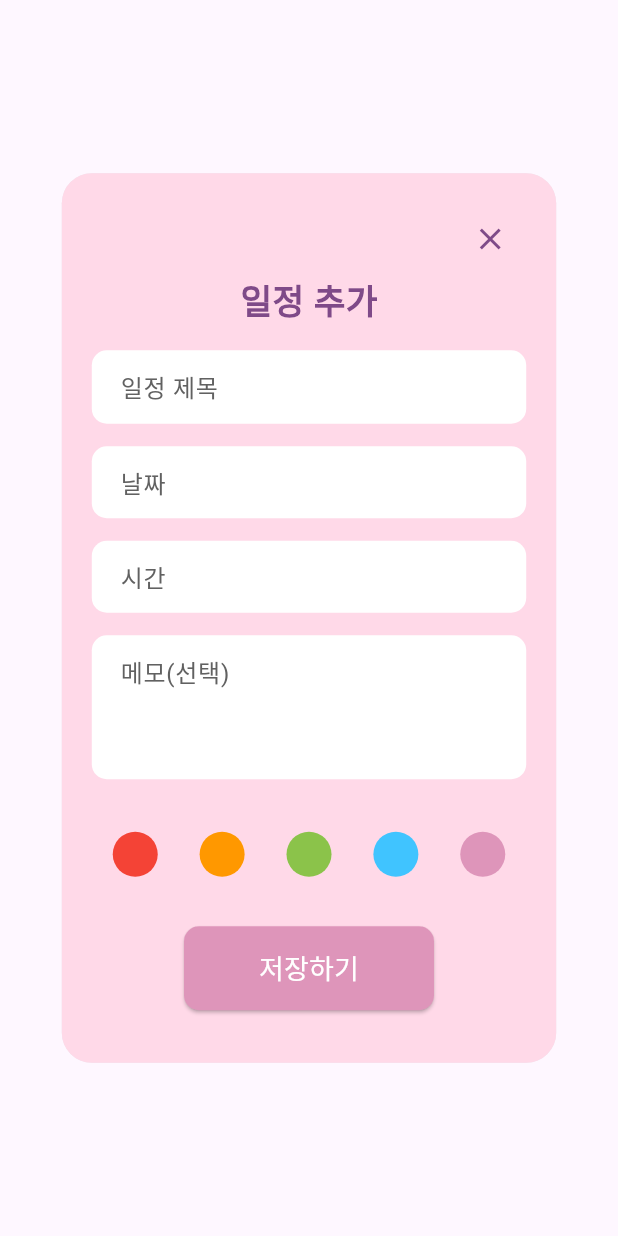
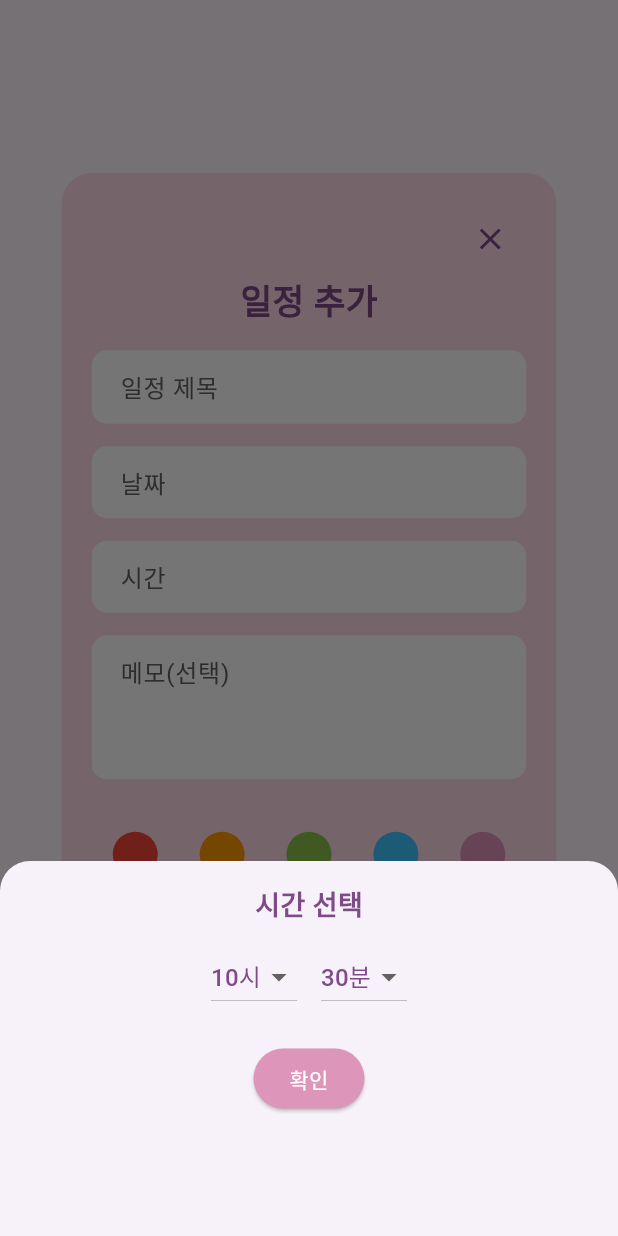
Before and after one commit to shiroHSG/Pium, a Flutter app: what buildScheduleDialog() shows on an empty page, opened directly with empty values, after a tap on "시간", on a phone screen of 412 x 824 dp. Run offline on Flutter 3.47's test engine with Material 3 defaults, Android fonts, the phone set to English and light mode, and no system bars; our stand-ins replace shared_preferences; accounts and stored records are empty; network calls fail; Roboto replaces fonts that are missing (Jua).

Commit message:
update 백엔드 + 일정추가 달력,시간

```diff
--- a/backend_spring/src/main/frontend_flutter/lib/pages/calendar_page/calendar_page.dart
+++ b/backend_spring/src/main/frontend_flutter/lib/pages/calendar_page/calendar_page.dart
@@ -155,7 +155,7 @@ class _CalendarPageState extends State<CalendarPage> {
     return Scaffold(
       appBar: AppBar(
         backgroundColor: AppTheme.primaryPurple,
-        title: const Text('일정'),
+        title: const Text('캘린더'),
         centerTitle: true,
         actions: [
           IconButton(
--- a/backend_spring/src/main/frontend_flutter/lib/screens/calendar/add_schedule_ui.dart
+++ b/backend_spring/src/main/frontend_flutter/lib/screens/calendar/add_schedule_ui.dart
@@ -1,5 +1,86 @@
 import 'package:flutter/material.dart';
 import 'package:frontend_flutter/theme/app_theme.dart';
+
+Future<void> onDateTap(BuildContext context, TextEditingController dateController) async {
+  final DateTime? picked = await showDatePicker(
+    context: context,
+    initialDate: DateTime.now(),
+    firstDate: DateTime(2000),
+    lastDate: DateTime(2100),
+    locale: const Locale('ko', 'KR'),
+  );
+  if (picked != null) {
+    dateController.text = '${picked.year}년 ${picked.month}월 ${picked.day}일';
+  }
+}
+
+void showCustomTimePicker(BuildContext context, TextEditingController timeController) {
+  showModalBottomSheet(
+    context: context,
+    shape: const RoundedRectangleBorder(
+      borderRadius: BorderRadius.vertical(top: Radius.circular(20)),
+    ),
+    builder: (BuildContext context) {
+      int selectedHour = DateTime.now().hour;
+      int selectedMinute = DateTime.now().minute;
+
+      return StatefulBuilder(
+        builder: (context, setState) {
+          return Container(
+            padding: const EdgeInsets.all(16),
+            height: 250,
+            child: Column(
+              children: [
+                const Text('시간 선택', style: TextStyle(fontSize: 18, fontWeight: FontWeight.bold)),
+                const SizedBox(height: 10),
+                Row(
+                  mainAxisAlignment: MainAxisAlignment.center,
+                  children: [
+                    DropdownButton<int>(
+                      value: selectedHour,
+                      items: List.generate(
+                        24,
+                            (index) => DropdownMenuItem(
+                          value: index,
+                          child: Text('$index시'),
+                        ),
+                      ),
+                      onChanged: (value) => setState(() => selectedHour = value!),
+                    ),
+                    const SizedBox(width: 16),
+                    DropdownButton<int>(
+                      value: selectedMinute,
+                      items: List.generate(
+                        60,
+                            (index) => DropdownMenuItem(
+                          value: index,
+                          child: Text('$index분'),
+                        ),
+                      ),
+                      onChanged: (value) => setState(() => selectedMinute = value!),
+                    ),
+                  ],
+                ),
+                const SizedBox(height: 20),
+                ElevatedButton(
+                  onPressed: () {
+                    timeController.text = '$selectedHour시 $selectedMinute분';
+                    Navigator.pop(context);
+                  },
+                  style: ElevatedButton.styleFrom(
+                    backgroundColor: AppTheme.primaryPurple,
+                    foregroundColor: Colors.white,
+                  ),
+                  child: const Text('확인'),
+                ),
+              ],
+            ),
+          );
+        },
+      );
+    },
+  );
+}
 
 Widget buildScheduleDialog(
     BuildContext context,
@@ -10,8 +91,6 @@ Widget buildScheduleDialog(
     Color? selectedColor,
     ValueChanged<Color> onColorSelected,
     VoidCallback onSave,
-    Future<void> Function(BuildContext) onDateTap,
-    Future<void> Function(BuildContext) onTimeTap,
     ) {
   return AlertDialog(
     contentPadding: EdgeInsets.zero,
@@ -30,9 +109,17 @@ Widget buildScheduleDialog(
           _AddScheduleHeader(onClose: () => Navigator.of(context).pop()),
           _ScheduleInputField(hint: '일정 제목', controller: titleController),
           const SizedBox(height: 15),
-          _ScheduleInputField(hint: '날짜', controller: dateController, onTap: () => onDateTap(context)),
+          _ScheduleInputField(
+            hint: '날짜',
+            controller: dateController,
+            onTap: () => onDateTap(context, dateController),
+          ),
           const SizedBox(height: 15),
-          _ScheduleInputField(hint: '시간', controller: timeController, onTap: () => onTimeTap(context)),
+          _ScheduleInputField(
+            hint: '시간',
+            controller: timeController,
+            onTap: () => showCustomTimePicker(context, timeController),
+          ),
           const SizedBox(height: 15),
           _ScheduleInputField(hint: '메모(선택)', controller: memoController, maxLines: 3),
           const SizedBox(height: 20),
--- a/backend_spring/src/main/frontend_flutter/pubspec.yaml
+++ b/backend_spring/src/main/frontend_flutter/pubspec.yaml
@@ -31,13 +31,15 @@ dependencies:
   flutter:
     sdk: flutter
   http: ^0.13.6 #add http
+  flutter_localizations:
+    sdk: flutter
 
 
   # The following adds the Cupertino Icons font to your application.
   # Use with the CupertinoIcons class for iOS style icons.
   cupertino_icons: ^1.0.8
   shared_preferences: ^2.2.3
-  intl: ^0.18.1
+  intl: ^0.19.0
   flutter_secure_storage: ^9.2.4
 
 dev_dependencies:
```
Also changed, not shown: backend_spring/src/main/frontend_flutter/lib/main.dart (+12 -0 lines), backend_spring/src/main/frontend_flutter/lib/pages/calendar_page/add_schedule.dart (+3 -5 lines), backend_spring/src/main/frontend_flutter/pubspec.lock, backend_spring/uploads/chatrooms/1e5b564a-88ec-4358-ba7e-623aa0e6b950.jpg (deleted), backend_spring/uploads/chatrooms/29f07e29-ad5c-4d96-acbd-24406af997ce.jpg (deleted), backend_spring/uploads/chatrooms/312ab0aa-cdf1-4a91-a962-c3b58a793993.jpg (deleted), backend_spring/uploads/chatrooms/8544ace2-6b26-4524-91ec-c743e9bb237d.jpg (deleted), backend_spring/uploads/chatrooms/880515c3-4b89-4798-8f7d-9e53cf3c2742.jpg (deleted), backend_spring/uploads/chatrooms/9ce27a7a-2bbd-466b-a585-c3fcb81360fe.jpg (deleted), backend_spring/uploads/chatrooms/b8ca60ba-9904-4925-84e7-fa2b82f6ac12.jpg (deleted), backend_spring/uploads/chatrooms/d1931f39-088b-4f39-9540-4a3fbe6ce636.jpg (deleted), 5 other files.
